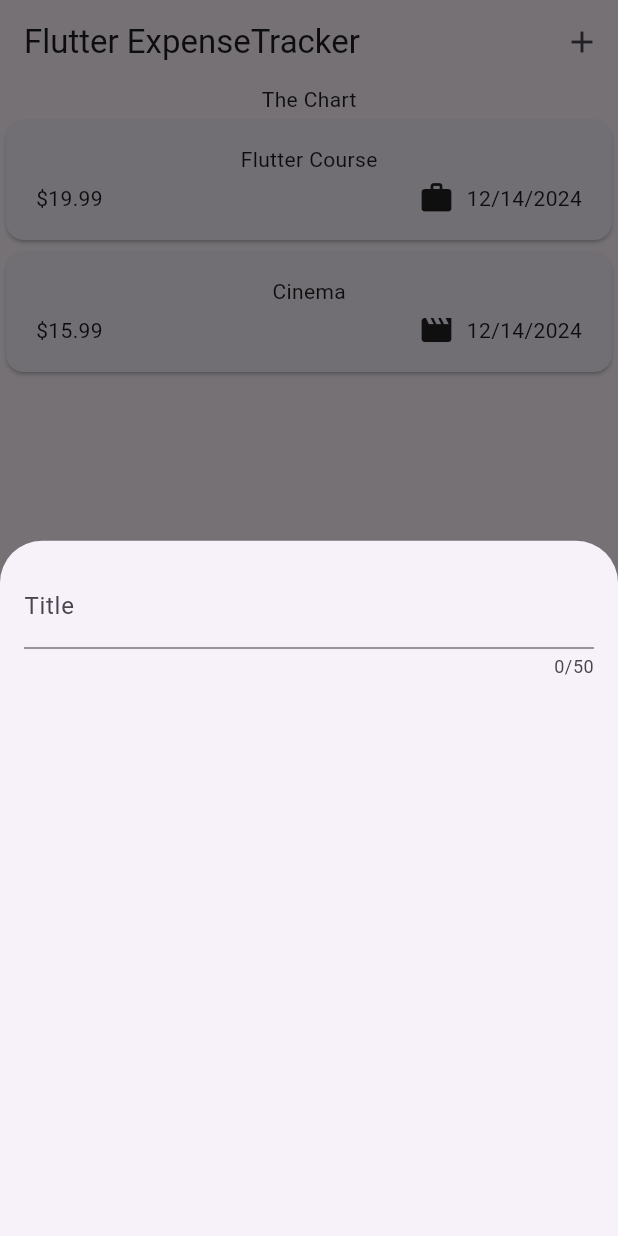
After one commit to DulinaS/expense_tracker, a Flutter app: the screen it shows after launch, after a tap on the "add" icon, on a phone screen of 412 x 824 dp. The commit adds this screen. Run offline on Flutter 3.47's test engine with Material 3 defaults, Android fonts, the phone set to English and light mode, and no system bars.

Commit message:
Added model overlay Added NewExpense adding form to model overlay

```diff
--- a/lib/widgets/expenses.dart
+++ b/lib/widgets/expenses.dart
@@ -1,5 +1,6 @@
 import 'package:expense_tracker/widgets/expenses_list/expenses_list.dart';
 import 'package:expense_tracker/models/expense.dart';
+import 'package:expense_tracker/widgets/new_expense.dart';
 import 'package:flutter/material.dart';
 
 //Widget Class
@@ -30,9 +31,34 @@ class _ExpensesState extends State<Expenses> {
     ),
   ];
 
+  void _openAddExpenseOverlay() {
+    //We can use built-in feature to open the overlay
+    //This will add a UI model overlay when executed.
+
+    //context--> contains related data to widgets
+    //builder --> *Always a function that should return a widget*
+    showModalBottomSheet(
+      context: context,
+      builder: (ctx) {
+        return const NewExpense();
+      },
+    );
+  }
+
   @override
   Widget build(BuildContext context) {
-    return  Scaffold(
+    return Scaffold(
+      appBar: AppBar(
+        title: const Text('Flutter ExpenseTracker'),
+
+        //actions[] ---> is List of widgets. Used to display buttons in tool bar top of screen
+        actions: [
+          IconButton(
+            onPressed: _openAddExpenseOverlay,
+            icon: const Icon(Icons.add),
+          ),
+        ],
+      ),
       body: Column(
         children: [
           const Text('The Chart'),
--- /dev/null
+++ b/lib/widgets/new_expense.dart
@@ -0,0 +1,29 @@
+import 'package:flutter/material.dart';
+
+class NewExpense extends StatefulWidget {
+  const NewExpense({super.key});
+  @override
+  State<StatefulWidget> createState() {
+    return _NewExpenseState();
+  }
+}
+
+class _NewExpenseState extends State<NewExpense> {
+  @override
+  Widget build(BuildContext context) {
+    //Don't want widgets to the edge of the screen
+    return const Padding(
+      padding: EdgeInsets.all(16),
+      child: Column(
+        children: [
+          TextField(
+            maxLength: 50, //Number of characters that can be inputted
+            decoration: InputDecoration(
+              label: Text('Title'),
+            ),
+          ),
+        ],
+      ),
+    );
+  }
+}
```
